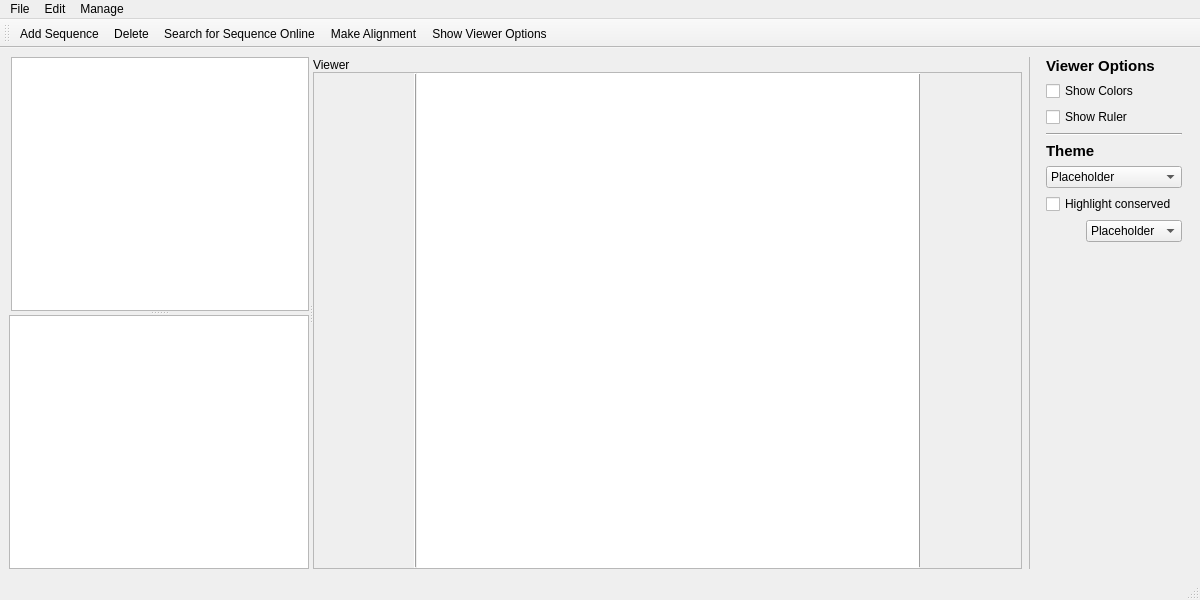
Before: the Qt Designer form linnaeo.ui in beowulfey/Linnaeo, drawn with Qt 5.
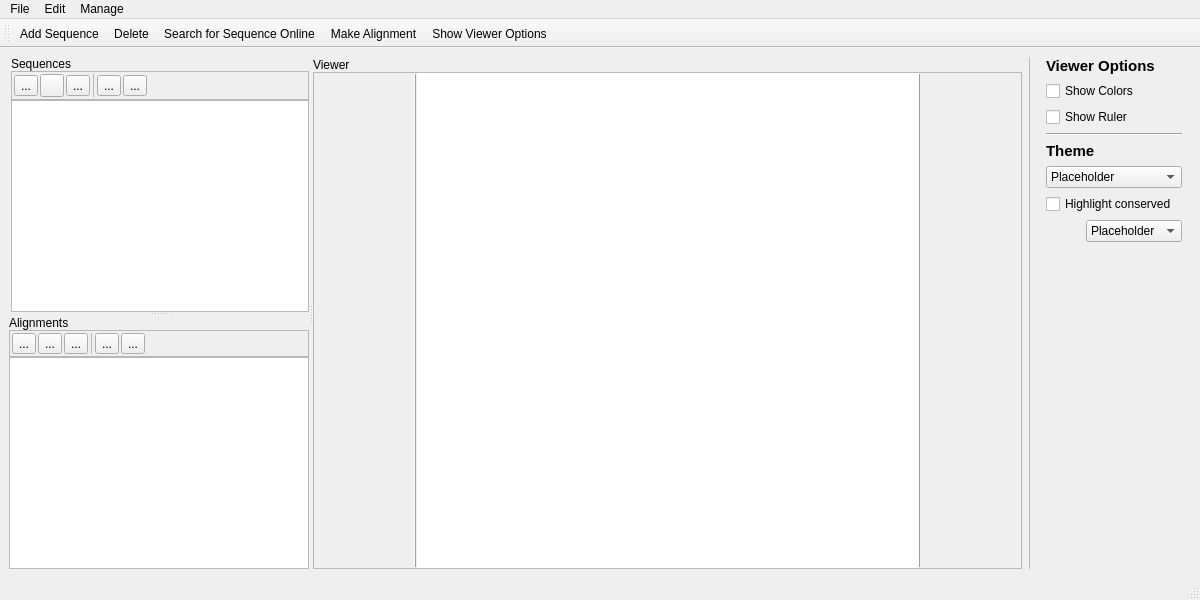
After: the same form once the commit is applied. Icons and pictures are not drawn.

Commit message: added toolbar with buttons, added icons to tree view for UI, switched to Font Awesome 5.15 icons throughout

```diff
--- a/linnaeo.ui
+++ b/linnaeo.ui
@@ -90,6 +90,127 @@
             <property name="leftMargin">
              <number>2</number>
             </property>
+            <item>
+             <widget class="QLabel" name="sequenceLabel">
+              <property name="text">
+               <string>Sequences</string>
+              </property>
+             </widget>
+            </item>
+            <item>
+             <widget class="QFrame" name="frame_3">
+              <property name="frameShape">
+               <enum>QFrame::StyledPanel</enum>
+              </property>
+              <property name="frameShadow">
+               <enum>QFrame::Raised</enum>
+              </property>
+              <layout class="QHBoxLayout" name="horizontalLayout_4">
+               <property name="spacing">
+                <number>2</number>
+               </property>
+               <property name="leftMargin">
+                <number>2</number>
+               </property>
+               <property name="topMargin">
+                <number>2</number>
+               </property>
+               <property name="rightMargin">
+                <number>2</number>
+               </property>
+               <property name="bottomMargin">
+                <number>2</number>
+               </property>
+               <item>
+                <widget class="QToolButton" name="addSequenceFolder">
+                 <property name="toolTip">
+                  <string>Add folder to sequence viewer</string>
+                 </property>
+                 <property name="text">
+                  <string>...</string>
+                 </property>
+                 <property name="icon">
+                  <iconset resource="resources/linnaeo.qrc">
+                   <normaloff>:/icons/ui/folder-plus.svg</normaloff>:/icons/ui/folder-plus.svg</iconset>
+                 </property>
+                </widget>
+               </item>
+               <item>
+                <widget class="QToolButton" name="addSequence">
+                 <property name="toolTip">
+                  <string>Add new sequence (opens window)</string>
+                 </property>
+                 <property name="text">
+                  <string/>
+                 </property>
+                 <property name="icon">
+                  <iconset resource="resources/linnaeo.qrc">
+                   <normaloff>:/icons/ui/plus.svg</normaloff>:/icons/ui/plus.svg</iconset>
+                 </property>
+                </widget>
+               </item>
+               <item>
+                <widget class="QToolButton" name="importSequence">
+                 <property name="text">
+                  <string>...</string>
+                 </property>
+                 <property name="icon">
+                  <iconset resource="resources/linnaeo.qrc">
+                   <normaloff>:/icons/ui/file-import.svg</normaloff>:/icons/ui/file-import.svg</iconset>
+                 </property>
+                </widget>
+               </item>
+               <item>
+                <widget class="Line" name="line_5">
+                 <property name="lineWidth">
+                  <number>0</number>
+                 </property>
+                 <property name="midLineWidth">
+                  <number>1</number>
+                 </property>
+                 <property name="orientation">
+                  <enum>Qt::Vertical</enum>
+                 </property>
+                </widget>
+               </item>
+               <item>
+                <widget class="QToolButton" name="exportSequence">
+                 <property name="text">
+                  <string>...</string>
+                 </property>
+                 <property name="icon">
+                  <iconset resource="resources/linnaeo.qrc">
+                   <normaloff>:/icons/ui/file-export.svg</normaloff>:/icons/ui/file-export.svg</iconset>
+                 </property>
+                </widget>
+               </item>
+               <item>
+                <widget class="QToolButton" name="deleteSequence">
+                 <property name="text">
+                  <string>...</string>
+                 </property>
+                 <property name="icon">
+                  <iconset resource="resources/linnaeo.qrc">
+                   <normaloff>:/icons/ui/trash.svg</normaloff>:/icons/ui/trash.svg</iconset>
+                 </property>
+                </widget>
+               </item>
+               <item>
+                <spacer name="horizontalSpacer_2">
+                 <property name="orientation">
+                  <enum>Qt::Horizontal</enum>
+                 </property>
+                 <property name="sizeHint" stdset="0">
+                  <size>
+                   <width>40</width>
+                   <height>20</height>
+                  </size>
+                 </property>
+                </spacer>
+               </item>
+              </layout>
+             </widget>
+            </item>
             <item>
              <widget class="QScrollArea" name="scrollArea">
               <property name="sizePolicy">
@@ -113,7 +234,7 @@
                  <x>0</x>
                  <y>0</y>
                  <width>297</width>
-                 <height>248</height>
+                 <height>201</height>
                 </rect>
                </property>
                <layout class="QVBoxLayout" name="verticalLayout">
@@ -153,6 +274,121 @@
             <property name="spacing">
              <number>0</number>
             </property>
+            <item>
+             <widget class="QLabel" name="alignLabel">
+              <property name="text">
+               <string>Alignments</string>
+              </property>
+             </widget>
+            </item>
+            <item>
+             <widget class="QFrame" name="frame_4">
+              <property name="frameShape">
+               <enum>QFrame::StyledPanel</enum>
+              </property>
+              <property name="frameShadow">
+               <enum>QFrame::Raised</enum>
+              </property>
+              <layout class="QHBoxLayout" name="horizontalLayout_5">
+               <property name="spacing">
+                <number>2</number>
+               </property>
+               <property name="leftMargin">
+                <number>2</number>
+               </property>
+               <property name="topMargin">
+                <number>2</number>
+               </property>
+               <property name="rightMargin">
+                <number>2</number>
+               </property>
+               <property name="bottomMargin">
+                <number>2</number>
+               </property>
+               <item>
+                <widget class="QToolButton" name="addAlignmentFolder">
+                 <property name="text">
+                  <string>...</string>
+                 </property>
+                 <property name="icon">
+                  <iconset resource="resources/linnaeo.qrc">
+                   <normaloff>:/icons/ui/folder-plus.svg</normaloff>:/icons/ui/folder-plus.svg</iconset>
+                 </property>
+                </widget>
+               </item>
+               <item>
+                <widget class="QToolButton" name="addAlignment">
+                 <property name="text">
+                  <string>...</string>
+                 </property>
+                 <property name="icon">
+                  <iconset resource="resources/linnaeo.qrc">
+                   <normaloff>:/icons/ui/plus.svg</normaloff>:/icons/ui/plus.svg</iconset>
+                 </property>
+                </widget>
+               </item>
+               <item>
+                <widget class="QToolButton" name="importAlignment">
+                 <property name="text">
+                  <string>...</string>
+                 </property>
+                 <property name="icon">
+                  <iconset resource="resources/linnaeo.qrc">
+                   <normaloff>:/icons/ui/file-import.svg</normaloff>:/icons/ui/file-import.svg</iconset>
+                 </property>
+                </widget>
+               </item>
+               <item>
+                <widget class="Line" name="line_6">
+                 <property name="lineWidth">
+                  <number>0</number>
+                 </property>
+                 <property name="midLineWidth">
+                  <number>1</number>
+                 </property>
+                 <property name="orientation">
+                  <enum>Qt::Vertical</enum>
+                 </property>
+                </widget>
+               </item>
+               <item>
+                <widget class="QToolButton" name="exportAlignment">
+                 <property name="text">
+                  <string>...</string>
+                 </property>
+                 <property name="icon">
+                  <iconset resource="resources/linnaeo.qrc">
+                   <normaloff>:/icons/ui/file-export.svg</normaloff>:/icons/ui/file-export.svg</iconset>
+                 </property>
+                </widget>
+               </item>
+               <item>
+                <widget class="QToolButton" name="deleteAlignment">
+                 <property name="text">
+                  <string>...</string>
+                 </property>
+                 <property name="icon">
+                  <iconset resource="resources/linnaeo.qrc">
+                   <normaloff>:/icons/ui/trash.svg</normaloff>:/icons/ui/trash.svg</iconset>
+                 </property>
+                </widget>
+               </item>
+               <item>
+                <spacer name="horizontalSpacer_3">
+                 <property name="orientation">
+                  <enum>Qt::Horizontal</enum>
+                 </property>
+                 <property name="sizeHint" stdset="0">
+                  <size>
+                   <width>40</width>
+                   <height>20</height>
+                  </size>
+                 </property>
+                </spacer>
+               </item>
+              </layout>
+             </widget>
+            </item>
             <item>
              <widget class="QScrollArea" name="scrollArea_2">
               <property name="sizePolicy">
@@ -176,7 +412,7 @@
                  <x>0</x>
                  <y>0</y>
                  <width>298</width>
-                 <height>247</height>
+                 <height>200</height>
                 </rect>
                </property>
                <layout class="QVBoxLayout" name="verticalLayout_4">
```
Left out of the diff: 5 changed lines with no effect on the pictures. The commit also changes 16 other files.
